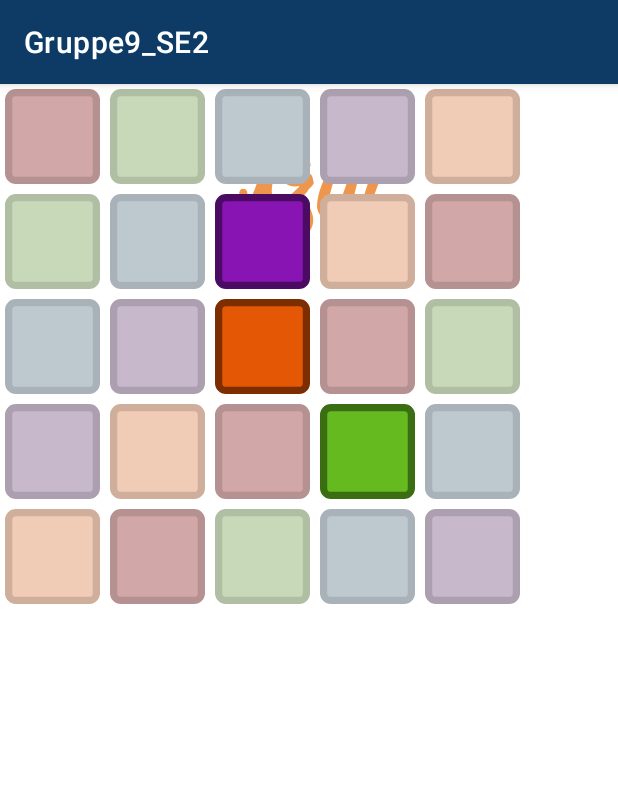
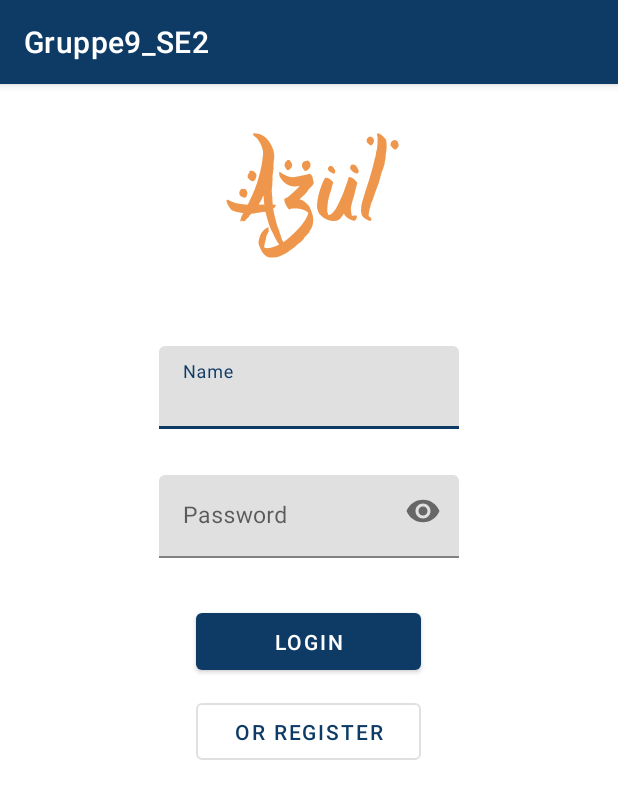
Before and after one commit to KatharinaKofler/Gruppe9_SE2, an Android app: the screen it shows after launch (MainActivity), on a phone screen of 412 x 824 dp. Shown: the top 799 px of the screen. Run offline under Robolectric (Android 15) with nearby library versions, the phone set to English and light mode, and no system bars.

Commit message:
redo changes on MainActivity
they were just for testing

```diff
--- a/app/src/main/java/com/example/gruppe9_se2/MainActivity.java
+++ b/app/src/main/java/com/example/gruppe9_se2/MainActivity.java
@@ -8,7 +8,6 @@ import androidx.appcompat.app.AppCompatActivity;
 import androidx.fragment.app.Fragment;
 import androidx.fragment.app.FragmentTransaction;
 
-import com.example.gruppe9_se2.game.WandFragment;
 import com.example.gruppe9_se2.user.LoginFragment;
 import com.example.gruppe9_se2.user.RegisterFragment;
 
@@ -22,14 +21,6 @@ public class MainActivity extends AppCompatActivity {
         super.onCreate(savedInstanceState);
         // show content activity main
         setContentView(R.layout.activity_main);
-
-        // todo following only for test purpose
-        Fragment f = new WandFragment();
-        FragmentTransaction ft = getSupportFragmentManager().beginTransaction();
-        containerId = findViewById(R.id.fragment_container_view).getId();
-        ft.replace(containerId, f);
-        ft.commit();
-/*
 
         // set OnClickListener for switch Button
         Button btnSwitch = findViewById(R.id.btn_switch);
@@ -52,7 +43,7 @@ public class MainActivity extends AppCompatActivity {
         // get id from fragment container view
         containerId = findViewById(R.id.fragment_container_view).getId();
         // create fragment transaction
-        login(null);*/
+        login(null);
     }
 
     public void login(String name){
--- a/app/src/main/res/layout/activity_main.xml
+++ b/app/src/main/res/layout/activity_main.xml
@@ -19,9 +19,11 @@
 
     <androidx.fragment.app.FragmentContainerView
         android:id="@+id/fragment_container_view"
-        android:layout_width="match_parent"
-        android:layout_height="match_parent"
-        android:layout_centerHorizontal="true" />
+        android:layout_width="wrap_content"
+        android:layout_height="wrap_content"
+        android:layout_below="@+id/tv_title"
+        android:layout_centerHorizontal="true"
+        android:layout_marginTop="20dp"/>
 
     <com.google.android.material.button.MaterialButton
         android:id="@+id/btn_switch"
```
